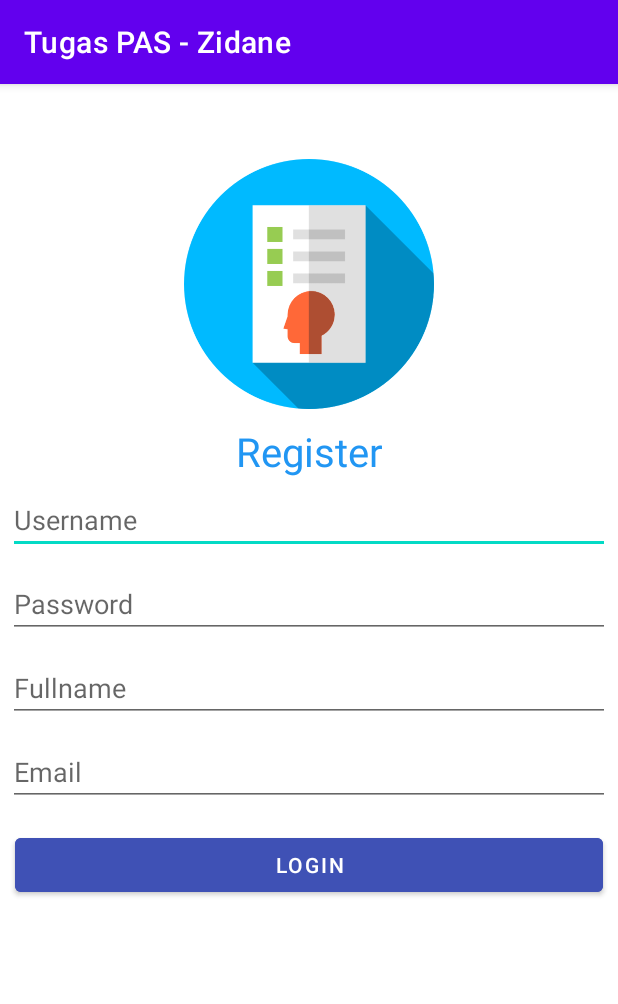
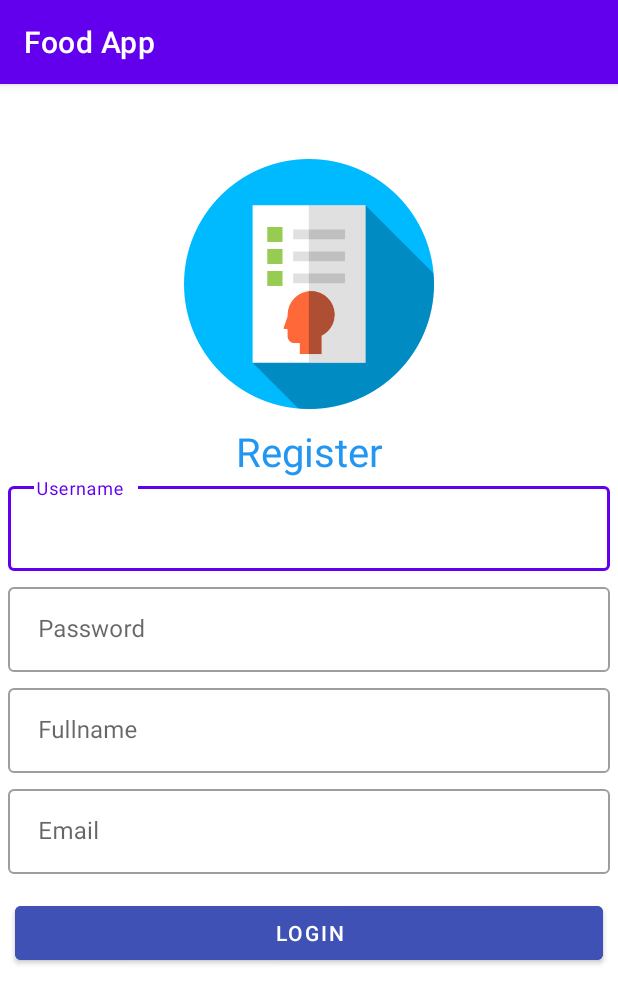
Before and after one commit to SkyPooZi/Tugas_PAS_Mobile_Programming, an Android app: the Register screen opened directly, with no data from a screen before it, on a phone screen of 412 x 824 dp. Shown: the top 1004 px of the screen. Run offline under Robolectric (Android 15) with nearby library versions, the phone set to English and light mode, and no system bars; libraries missing offline, so code that uses them is left out: com.androidnetworking, com.androidnetworking.common, com.androidnetworking.error, com.androidnetworking.interfaces.

Commit message:
style:[SZ] add UIDesign

```diff
--- a/app/src/main/res/layout/activity_detail_food_page.xml
+++ b/app/src/main/res/layout/activity_detail_food_page.xml
@@ -6,7 +6,6 @@
     android:layout_width="match_parent"
     android:layout_height="wrap_content"
     app:cardCornerRadius="25dp"
-    app:cardBackgroundColor="@color/black"
     android:layout_margin="10dp"
     tools:context=".DetailFoodPage">
 
@@ -20,7 +19,7 @@
             android:id="@+id/tvfoodname"
             android:text="this is food name"
             android:textSize="25dp"
-            android:textColor="@color/white"
+            android:textColor="@color/black"
             android:layout_gravity="center"
             android:layout_marginTop="20dp"
             android:layout_width="wrap_content"
@@ -38,7 +37,8 @@
             android:text="this is food description"
             android:layout_marginTop="20dp"
             android:layout_marginBottom="20dp"
-            android:textColor="@color/white"
+            android:padding="20dp"
+            android:textColor="@color/black"
             android:textSize="20dp"
             android:layout_gravity="center"
             android:layout_width="wrap_content"
--- a/app/src/main/res/layout/activity_register.xml
+++ b/app/src/main/res/layout/activity_register.xml
@@ -24,35 +24,63 @@
         android:layout_height="wrap_content"
         android:text="Register" />
 
+    <com.google.android.material.textfield.TextInputLayout
+        android:layout_width="match_parent"
+        android:layout_height="wrap_content"
+        style="@style/Widget.MaterialComponents.TextInputLayout.OutlinedBox" >
+
         <EditText
             android:id="@+id/txtUsername2"
             android:layout_margin="5dp"
-        android:hint="Username"
+            android:hint=" Username"
             android:layout_width="match_parent"
             android:layout_height="wrap_content"/>
+
+    </com.google.android.material.textfield.TextInputLayout>
+
+    <com.google.android.material.textfield.TextInputLayout
+        android:layout_width="match_parent"
+        android:layout_height="wrap_content"
+        style="@style/Widget.MaterialComponents.TextInputLayout.OutlinedBox" >
 
         <EditText
             android:id="@+id/txtPassword2"
             android:inputType="textPassword"
             android:layout_margin="5dp"
-        android:hint="Password"
+            android:hint=" Password"
             android:layout_width="match_parent"
             android:layout_height="wrap_content"/>
+
+    </com.google.android.material.textfield.TextInputLayout>
+
+    <com.google.android.material.textfield.TextInputLayout
+        android:layout_width="match_parent"
+        android:layout_height="wrap_content"
+        style="@style/Widget.MaterialComponents.TextInputLayout.OutlinedBox" >
 
         <EditText
             android:id="@+id/txtFullName2"
             android:layout_margin="5dp"
-        android:hint="Fullname"
+            android:hint=" Fullname"
             android:layout_width="match_parent"
             android:layout_height="wrap_content"/>
+
+    </com.google.android.material.textfield.TextInputLayout>
+
+    <com.google.android.material.textfield.TextInputLayout
+        android:layout_width="match_parent"
+        android:layout_height="wrap_content"
+        style="@style/Widget.MaterialComponents.TextInputLayout.OutlinedBox" >
 
         <EditText
             android:id="@+id/txtEmail2"
             android:inputType="textEmailAddress"
             android:layout_margin="5dp"
-        android:hint="Email"
+            android:hint=" Email"
             android:layout_width="match_parent"
             android:layout_height="wrap_content"/>
+
+    </com.google.android.material.textfield.TextInputLayout>
 
     <Button
         android:id="@+id/btnRegister"
--- a/app/src/main/res/layout/item_layout.xml
+++ b/app/src/main/res/layout/item_layout.xml
@@ -5,7 +5,7 @@
     android:layout_height="wrap_content"
     app:cardCornerRadius="25dp"
     xmlns:app="http://schemas.android.com/apk/res-auto"
-    app:cardBackgroundColor="@color/black"
+    app:cardBackgroundColor="@color/white"
     android:layout_margin="10dp">
 
     <LinearLayout
@@ -22,11 +22,11 @@
         <TextView
             android:layout_marginLeft="20dp"
             android:id="@+id/tvname"
+            android:textColor="@color/black"
             android:layout_width="wrap_content"
             android:layout_height="wrap_content"
             android:layout_gravity="center"
-            android:textSize="25dp"
-            android:textColor="@color/white"/>
+            android:textSize="25dp" />
 
     </LinearLayout>
 
--- a/app/src/main/res/values/strings.xml
+++ b/app/src/main/res/values/strings.xml
@@ -1,5 +1,5 @@
 <resources>
-    <string name="app_name">Tugas PAS - Zidane</string>
+    <string name="app_name">Food App</string>
     <string name="title_activity_splash_screen">SplashScreen</string>
     <!-- Strings used for fragments for navigation -->
     <string name="first_fragment_label">First Fragment</string>
```
Also changed, not shown: app/src/main/java/com/example/tugaspas_zidane/MainActivity.java (+6 -2 lines), app/src/main/java/com/example/tugaspas_zidane/SplashScreen.java (+8 -0 lines), app/src/main/res/layout/activity_main.xml (+15 -2 lines), app/src/main/res/layout/activity_splash_screen.xml (+5 -4 lines), app/src/main/res/drawable/splashscreen.png (added). Lines whose indentation alone changed are shown as unchanged.
